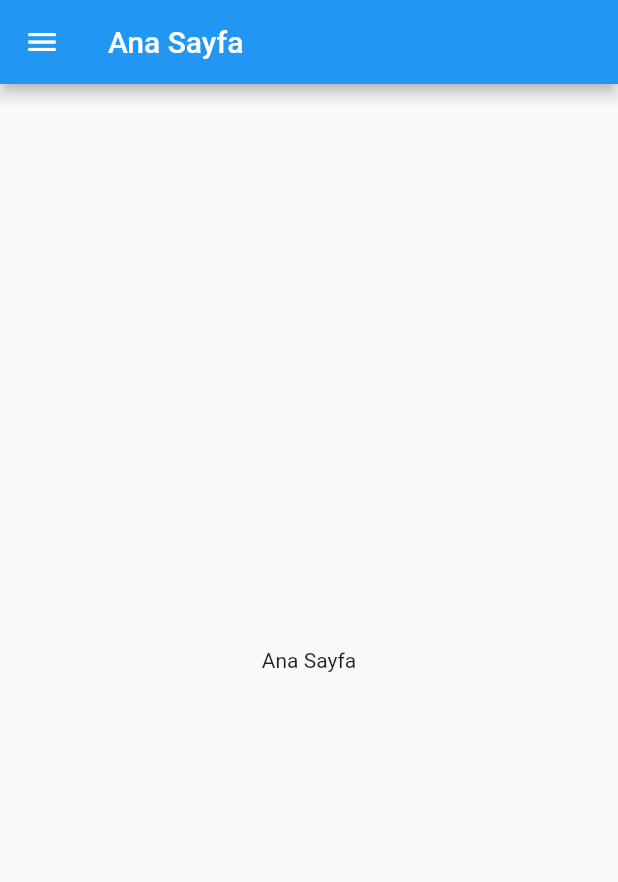
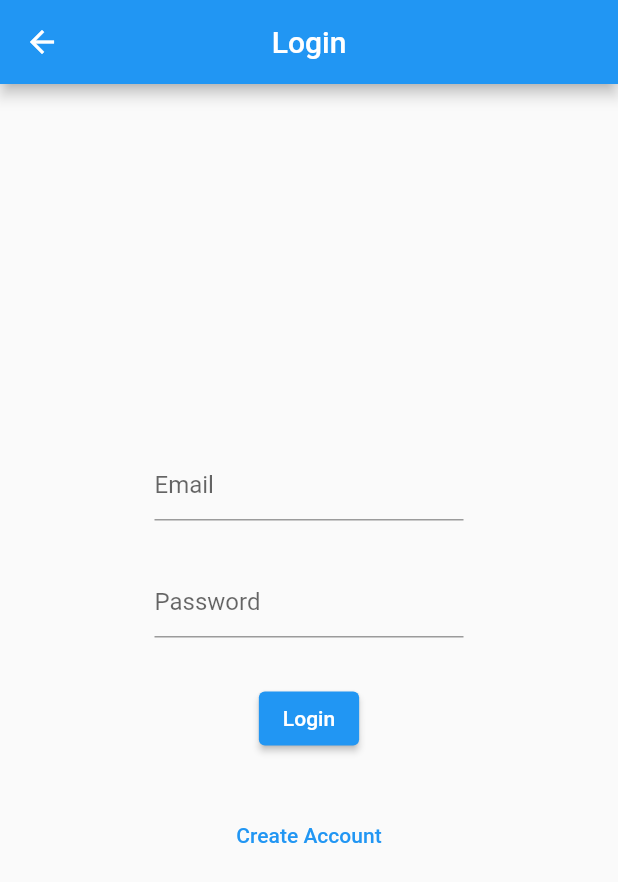
Before and after one commit to ahmetarsln/Automation, a Flutter app: the screen it shows after launch, on a phone screen of 412 x 824 dp. Shown: the top 882 px of the screen. Run offline on Flutter 3.47's test engine with Material 2 defaults, Android fonts, the phone set to English and light mode, and no system bars; our stand-ins replace cloud_firestore, firebase_auth, firebase_core, tuple; accounts and stored records are empty.

Commit message:
Update Providers based on feedback on june 3th

```diff
--- a/lib/main.dart
+++ b/lib/main.dart
@@ -9,6 +9,7 @@ import 'package:demo/src/ui/appointment/appointment_add_view.dart';
 import 'package:demo/src/ui/appointment/appointment_delete_view.dart';
 import 'package:demo/src/ui/appointment/appointment_list_view.dart';
 import 'package:demo/src/ui/appointment/appointment_provider.dart';
+import 'package:demo/src/ui/auth/auth_provider.dart';
 import 'package:demo/src/ui/employe/employe_add_view.dart';
 import 'package:demo/src/ui/employe/employe_list_view.dart';
 import 'package:demo/src/ui/employe/employe_provider.dart';
@@ -48,6 +49,9 @@ class MyApp extends StatelessWidget {
     return MultiProvider(
       providers: [
         ChangeNotifierProvider(
+          create: (context) => AuthProvider(),
+        ),
+        ChangeNotifierProvider(
           create: (context) => AnalysisProvider(),
         ),
         ChangeNotifierProvider(
@@ -67,14 +71,15 @@ class MyApp extends StatelessWidget {
         ),
         ChangeNotifierProvider(
           create: (context) => TreatmentProvider(),
-        )
+        ),
+
       ],
       child: MaterialApp(
         title: 'Flutter Demo',
         theme: ThemeData(
           primarySwatch: Colors.blue,
         ),
-        initialRoute: RoutesKeys.home,
+        initialRoute: RoutesKeys.login,
         onGenerateRoute: AppRouter.generateRoute,
       ),
     );
--- a/lib/src/core/app_constant.dart
+++ b/lib/src/core/app_constant.dart
@@ -41,6 +41,10 @@ enum DialogType {
 
 class RoutesKeys {
   static const String home ="/";
+
+  static const String login = "/login";
+  static const String register = "/register";
+
 
   static const String analysisList = "/analysis";
   static const String analysisNew = "/analysis/new";
--- a/lib/src/core/app_routes.dart
+++ b/lib/src/core/app_routes.dart
@@ -9,6 +9,8 @@ import 'package:demo/src/ui/appointment/appointment_delete_view.dart';
 import 'package:demo/src/ui/appointment/appointment_edit_view.dart';
 import 'package:demo/src/ui/appointment/appointment_list_view.dart';
 import 'package:demo/src/ui/appointment/appointment_provider.dart';
+import 'package:demo/src/ui/auth/login_view.dart';
+import 'package:demo/src/ui/auth/register_view.dart';
 import 'package:demo/src/ui/employe/employe_add_view.dart';
 import 'package:demo/src/ui/employe/employe_delete_view.dart';
 import 'package:demo/src/ui/employe/employe_edit_view.dart';
@@ -46,6 +48,11 @@ class AppRouter {
     switch (settings.name) {
       case RoutesKeys.home:
         return MaterialPageRoute(builder: (_) => const HomeView());
+
+      case RoutesKeys.login:
+        return MaterialPageRoute(builder: (_) => const LoginView());
+      case RoutesKeys.register:
+        return MaterialPageRoute(builder: (_) => const RegisterView());
 
       case RoutesKeys.analysisNew:
         return MaterialPageRoute(builder: (_) => const AnalysisAddView());
--- a/lib/src/core/custom_drawer.dart
+++ b/lib/src/core/custom_drawer.dart
@@ -1,5 +1,7 @@
 import 'package:demo/src/core/app_constant.dart';
+import 'package:demo/src/ui/analysis/analysis_provider.dart';
 import 'package:flutter/material.dart';
+import 'package:provider/provider.dart';
 
 class CustomDrawer extends StatelessWidget {
   const CustomDrawer({
@@ -22,6 +24,8 @@ class CustomDrawer extends StatelessWidget {
           ListTile(
             title: const Text('Tahlliler'),
             onTap: () {
+              Provider.of<AnalysisProvider>(context, listen: false)
+                  .fetchAnalyses();
               Navigator.of(context).pushNamed(RoutesKeys.analysisList);
             },
           ),
--- a/lib/src/data/models/analysis.dart
+++ b/lib/src/data/models/analysis.dart
@@ -15,8 +15,7 @@ class Analysis {
       required this.parameters,
       required this.patient,
       this.finishdate,
-      this.notificationDate
-      });
+      this.notificationDate});
 
   Analysis.fromJson(Map<String, dynamic> json) {
     id = json["id"];
@@ -29,7 +28,7 @@ class Analysis {
     final Map<String, dynamic> data = new Map<String, dynamic>();
     data['id'] = this.id;
     data['parameters'] = this.parameters;
-    data['patient'] = this.patient;
+    data['patient'] = this.patient?.toJson();
     data['finishdate'] = this.finishdate;
     data['notificationDate'] = this.notificationDate;
 
--- /dev/null
+++ b/lib/src/data/models/auth.dart
@@ -0,0 +1,7 @@
+class AuthModel {
+
+  String? email;
+  String? password;
+
+  AuthModel( {required this.email, required this.password});
+}
--- a/lib/src/data/repository/analysis_repository.dart
+++ b/lib/src/data/repository/analysis_repository.dart
@@ -5,8 +5,7 @@ import 'package:demo/src/data/models/appointment.dart';
 class AnalysisRepository {
   final FirebaseFirestore _firestore = FirebaseFirestore.instance;
 
-
-  Future getAnalysis(String id ) {
+  Future getAnalysis(String id) {
     return _firestore.collection('analysis').doc(id).get();
   }
 
@@ -25,7 +24,7 @@ class AnalysisRepository {
     return _firestore.collection('analysis').doc(id).delete();
   }
 
-  Future addAnalysis(Analysis analysis ) {
+  Future addAnalysis(Analysis analysis) {
     return _firestore.collection('analysis').add(analysis.toJson());
   }
 }
--- a/lib/src/ui/analysis/analysis_provider.dart
+++ b/lib/src/ui/analysis/analysis_provider.dart
@@ -22,13 +22,10 @@ class AnalysisProvider extends ChangeNotifier {
   }
 
   void changeAnalysis(Analysis analysis) {
-    print(analysis);
     isLoading = true;
-    print(isLoading);
     notifyListeners();
     _currentAnalysis = analysis;
     isLoading = false;
-    print(isLoading);
     notifyListeners();
   }
 
@@ -77,11 +74,13 @@ class AnalysisProvider extends ChangeNotifier {
 
   void addAnalysis(Analysis analysis) {
     isLoading = true;
+    print(analysis.finishdate);
     notifyListeners();
     _analysisRepository.addAnalysis(analysis).then((value) {
       _analysisList.add(analysis);
     }).catchError((e) {
       error = e;
+      print(error);
     }).whenComplete(() => {isLoading = false, notifyListeners()});
   }
 }
--- /dev/null
+++ b/lib/src/ui/auth/login_view.dart
@@ -0,0 +1,81 @@
+import 'package:demo/src/core/app_constant.dart';
+import 'package:demo/src/data/models/auth.dart';
+import 'package:demo/src/ui/auth/auth_provider.dart';
+import 'package:flutter/material.dart';
+import 'package:flutter/scheduler.dart';
+import 'package:provider/provider.dart';
+
+class LoginView extends StatefulWidget {
+  const LoginView({Key? key}) : super(key: key);
+
+  @override
+  _LoginViewState createState() => _LoginViewState();
+}
+
+class _LoginViewState extends State<LoginView> {
+  final TextEditingController _emailController = TextEditingController();
+  final TextEditingController _passwordController = TextEditingController();
+
+  @override
+  Widget build(BuildContext context) {
+    return Scaffold(
+      appBar: AppBar(
+        title: const Text('Login'),
+        centerTitle: true,
+      ),
+      body: Consumer<AuthProvider>(
+        builder: (context, provider, child) => Center(
+          child: Column(
+            mainAxisAlignment: MainAxisAlignment.center,
+            children: [
+              SizedBox(
+                width: MediaQuery.of(context).size.width / 2,
+                child: TextField(
+                  controller: _emailController,
+                  decoration: const InputDecoration(hintText: 'Email'),
+                ),
+              ),
+              const SizedBox(
+                height: 30.0,
+              ),
+              SizedBox(
+                width: MediaQuery.of(context).size.width / 2,
+                child: TextField(
+                  controller: _passwordController,
+                  obscureText: true,
+                  decoration: const InputDecoration(
+                    hintText: 'Password',
+                  ),
+                ),
+              ),
+              const SizedBox(
+                height: 30.0,
+              ),
+              ElevatedButton(
+                onPressed: () {
+                  AuthModel req = new AuthModel(
+                      email: _emailController.text,
+                      password: _passwordController.text);
+
+                  provider.login(req, context);
+                  print(
+                      'Email: ${_emailController.text}, Password: ${_passwordController.text}');
+                },
+                child: const Text('Login'),
+              ),
+              const SizedBox(
+                height: 30.0,
+              ),
+              TextButton(
+                onPressed: () {
+                  Navigator.of(context).pushNamed(RoutesKeys.register);
+                },
+                child: const Text('Create Account'),
+              ),
+            ],
+          ),
+        ),
+      ),
+    );
+  }
+}
--- a/pubspec.yaml
+++ b/pubspec.yaml
@@ -43,6 +43,7 @@ dependencies:
   intl: ^0.18.0
   firebase_core: ^2.9.0
   cloud_firestore: ^4.5.1
+  firebase_auth: ^4.6.2
 
 dev_dependencies:
   flutter_test:
```
Also changed, not shown: lib/src/data/repository/auth_repository.dart (added, +46 -0 lines), lib/src/ui/analysis/analysis_add_view.dart (+35 -5 lines), lib/src/ui/analysis/analysis_delete_view.dart (+20 -23 lines), lib/src/ui/analysis/analysis_edit_view.dart (+30 -8 lines), lib/src/ui/analysis/analysis_list_view.dart (+7 -8 lines), lib/src/ui/auth/auth_provider.dart (added, +54 -0 lines), lib/src/ui/auth/register_view.dart (added, +69 -0 lines), pubspec.lock, 3 other files.
